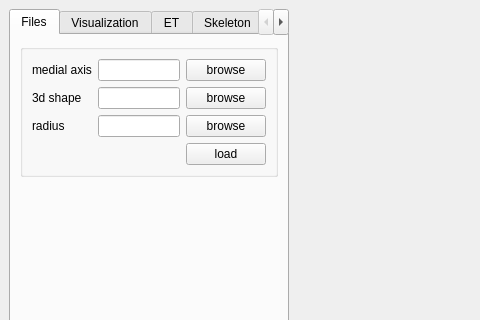
danielyan86129/ET, file EtDev/compact.ui: the form before one commit; both pictures show x 0 to 480 and y 0 to 320 of the 1002 by 846 pixel window.
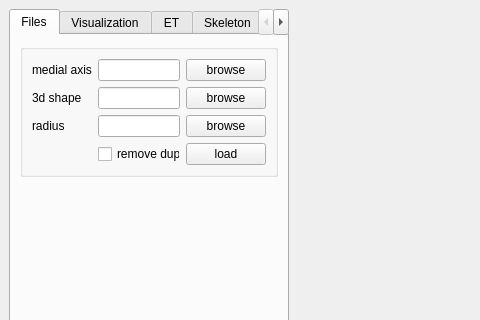
The form after the commit. The open tabs and pages were chosen to show the change.

Commit message: Fixed issue so that now skeleton can be generated for MA even with duplicate faces.

```diff
--- a/EtDev/compact.ui
+++ b/EtDev/compact.ui
@@ -153,6 +153,13 @@
               </property>
              </widget>
             </item>
+            <item row="3" column="1">
+             <widget class="QCheckBox" name="removeDupFace">
+              <property name="text">
+               <string>remove dup</string>
+              </property>
+             </widget>
+            </item>
            </layout>
           </widget>
          </item>
```
Left out of the diff: 2 changed lines with no effect on the pictures. The commit also changes 7 other files.
